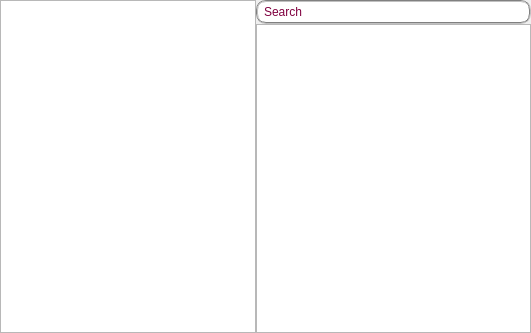
BlueQuartzSoftware/DREAM3D, file Source/Applications/DREAM3D/UI_Files/QFilterLibraryDockWidget.ui: the form before one commit.
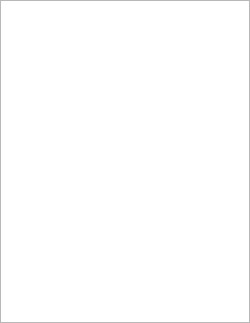
The form after the commit. Custom widgets are drawn as their Qt base class.

Diff of the .ui file:
```diff
--- a/Source/Applications/DREAM3D/UI_Files/QFilterLibraryDockWidget.ui
+++ b/Source/Applications/DREAM3D/UI_Files/QFilterLibraryDockWidget.ui
@@ -6,14 +6,14 @@
    <rect>
     <x>0</x>
     <y>0</y>
-    <width>531</width>
-    <height>333</height>
+    <width>250</width>
+    <height>323</height>
    </rect>
   </property>
   <property name="minimumSize">
    <size>
-    <width>249</width>
-    <height>272</height>
+    <width>250</width>
+    <height>76</height>
    </size>
   </property>
   <property name="styleSheet">
@@ -54,8 +54,8 @@
       </property>
       <property name="minimumSize">
        <size>
-        <width>150</width>
-        <height>150</height>
+        <width>250</width>
+        <height>50</height>
        </size>
       </property>
       <property name="maximumSize">
@@ -101,57 +101,9 @@
       </column>
      </widget>
     </item>
-    <item>
-     <layout class="QVBoxLayout" name="verticalLayout">
-      <property name="spacing">
-       <number>0</number>
-      </property>
-      <item>
-       <widget class="QLineEdit" name="filterSearch">
-        <property name="styleSheet">
-         <string notr="true">QLineEdit {
-    color: rgb(127, 0, 63);
-    selection-color: white;   
-    border: 2px groove gray;
-    border-radius: 10px;
-    padding: 2px 4px;
-}
-QLineEdit:focus {
-    color: rgb(127, 0, 63);
-    selection-color: white;   
-    border: 2px groove gray;
-    border-radius: 10px;
-    padding: 2px 4px;
-}
-
-QLineEdit:edit-focus {
-    color: rgb(127, 0, 63);
-    selection-color: white;   
-    border: 2px groove gray;
-    border-radius: 10px;
-    padding: 2px 4px;
-}</string>
-        </property>
-        <property name="text">
-         <string>Search</string>
-        </property>
-       </widget>
-      </item>
-      <item>
-       <widget class="QFilterListWidget" name="filterList"/>
-      </item>
-     </layout>
-    </item>
    </layout>
   </widget>
  </widget>
- <customwidgets>
-  <customwidget>
-   <class>QFilterListWidget</class>
-   <extends>QListWidget</extends>
-   <header location="global">QFilterListWidget.h</header>
-  </customwidget>
- </customwidgets>
  <resources/>
  <connections/>
 </ui>
```
